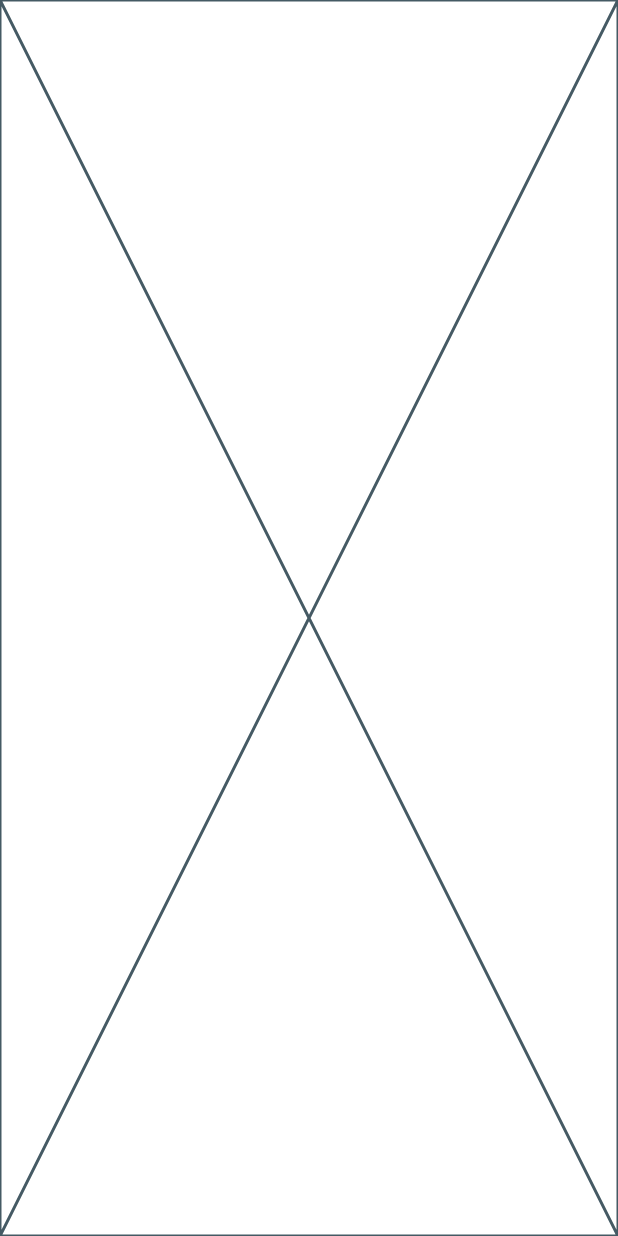
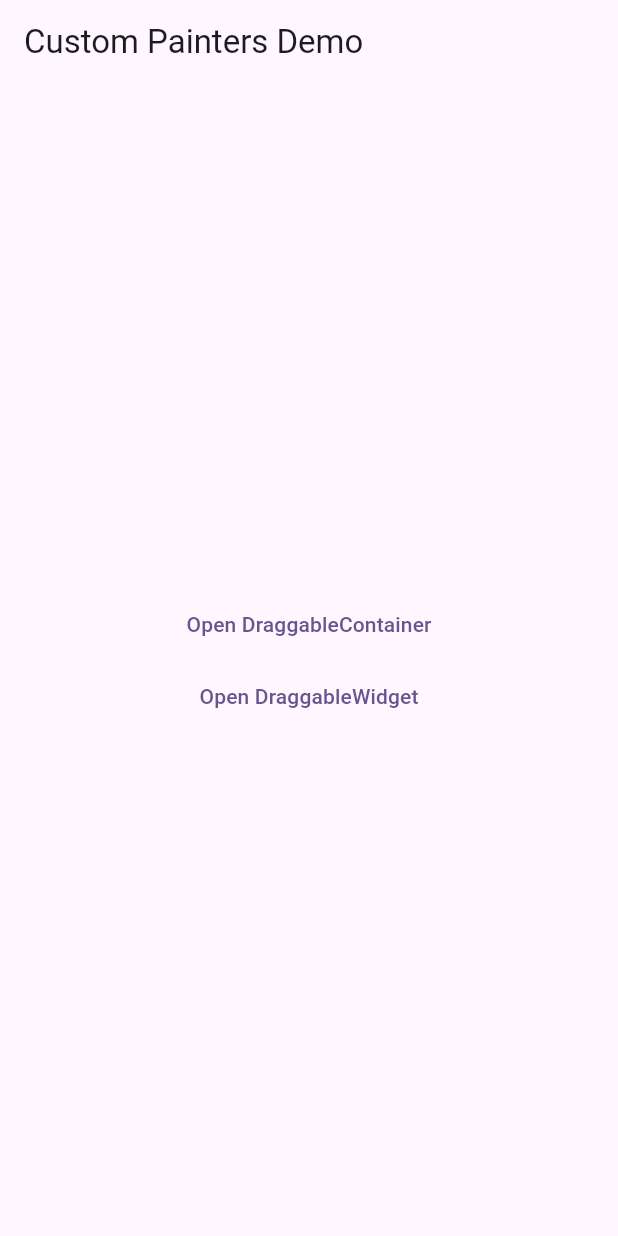
Before and after one commit to silverkate/custom_painters_demo, a Flutter app: the screen it shows after launch, on a phone screen of 412 x 824 dp. Run offline on Flutter 3.47's test engine with Material 2 defaults, Android fonts, the light colour scheme and no system bars.

Commit message:
Added draggable container

```diff
--- a/lib/app.dart
+++ b/lib/app.dart
@@ -1,3 +1,4 @@
+import 'package:custom_painters_demo/app_routes.dart';
 import 'package:custom_painters_demo/pages/home_page.dart';
 import 'package:flutter/material.dart';
 
@@ -12,6 +13,7 @@ class App extends StatelessWidget {
         colorScheme: ColorScheme.fromSeed(seedColor: Colors.deepPurple),
         useMaterial3: true,
       ),
+      routes: appRoutes,
       home: const HomePage(),
     );
   }
--- /dev/null
+++ b/lib/app_routes.dart
@@ -0,0 +1,6 @@
+import 'package:custom_painters_demo/pages/draggable_container/draggable_container_page.dart';
+import 'package:flutter/material.dart';
+
+final appRoutes = <String, WidgetBuilder>{
+  DraggableContainerPage.route: (context) => DraggableContainerPage(),
+};
--- a/lib/pages/home_page.dart
+++ b/lib/pages/home_page.dart
@@ -1,3 +1,4 @@
+import 'package:custom_painters_demo/pages/draggable_container/draggable_container_page.dart';
 import 'package:flutter/material.dart';
 
 class HomePage extends StatelessWidget {
@@ -5,6 +6,35 @@ class HomePage extends StatelessWidget {
 
   @override
   Widget build(BuildContext context) {
-    return const Placeholder();
+    return Scaffold(
+      appBar: AppBar(
+        title: const Text('Custom Painters Demo'),
+      ),
+      body: Column(
+        mainAxisAlignment: MainAxisAlignment.center,
+        children: [
+          Center(
+            child: TextButton(
+              onPressed: () => _openDraggableContainer(context),
+              child: const Text('Open DraggableContainer'),
+            ),
+          ),
+          Center(
+            child: TextButton(
+              onPressed: () => _openDraggableWidget(context),
+              child: const Text('Open DraggableWidget'),
+            ),
+          ),
+        ],
+      ),
+    );
+  }
+
+  void _openDraggableContainer(BuildContext context) {
+    Navigator.of(context).pushNamed(DraggableContainerPage.route);
+  }
+
+  void _openDraggableWidget(BuildContext _) {
+    //Navigator.of(context).pushNamed(DraggableContainerPage.route);
   }
 }
--- /dev/null
+++ b/lib/widgets/index.dart
@@ -0,0 +1 @@
+export 'draggable_container.dart';
```
Also changed, not shown: lib/pages/draggable_container/draggable_container_page.dart (added, +22 -0 lines), lib/widgets/draggable_container.dart (added, +106 -0 lines).
